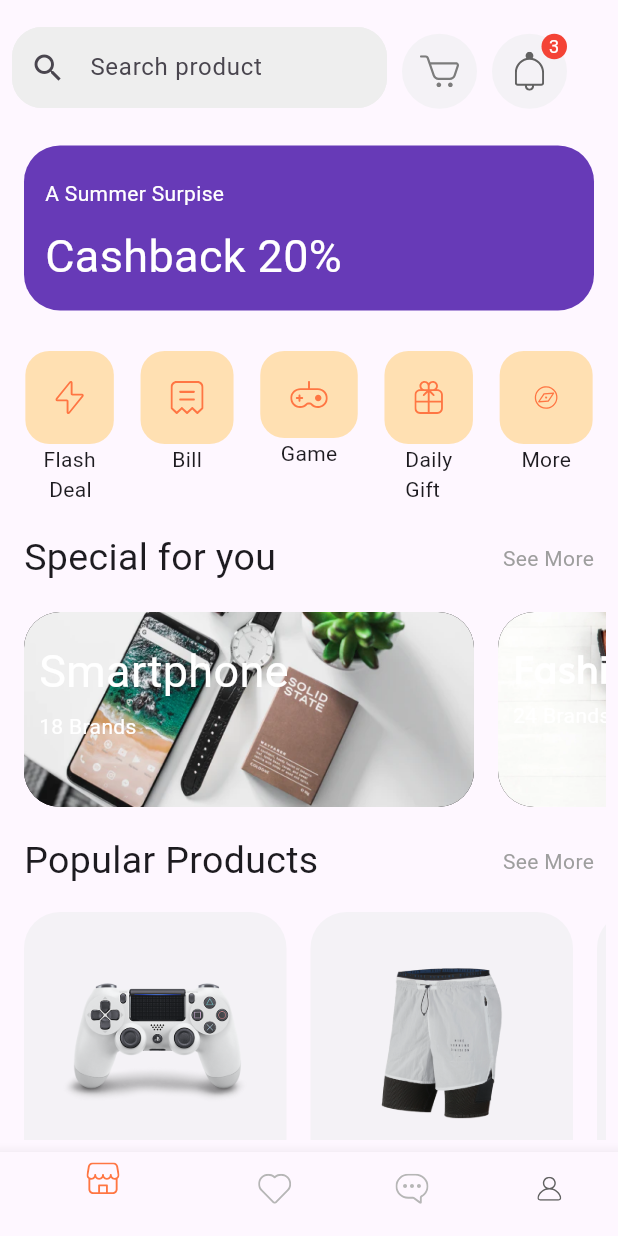
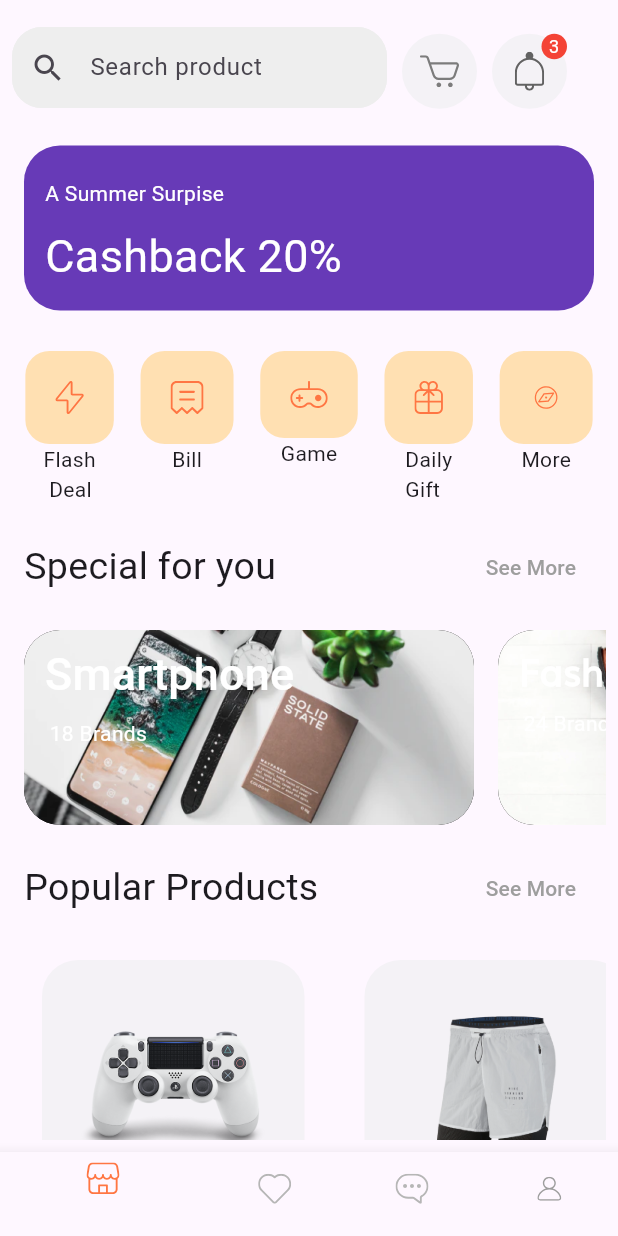
Before and after one commit to ahmadkarazou/ecommars_app, a Flutter app: the HomePageScreen screen opened directly, on a phone screen of 412 x 824 dp. Run offline on Flutter 3.47's test engine with Material 2 defaults, Android fonts, the phone set to English and light mode, and no system bars; our stand-ins replace flutter_svg, smooth_page_indicator.

Commit message:
comblet home Screen

```diff
--- a/lib/Screens/home_page_screen.dart
+++ b/lib/Screens/home_page_screen.dart
@@ -25,7 +25,7 @@ class _HomePageScreenState extends State<HomePageScreen> {
                 icon: SvgPicture.asset('assets/icons/Chat bubble Icon.svg'),
                 label: ''),
             BottomNavigationBarItem(
-                icon: SvgPicture.asset('assets/icons/User.svg'), label: ''),
+                icon: SvgPicture.asset('assets/icons/User.svg',color: Colors.grey,), label: ''),
           ],
         ),
         body: Padding(
@@ -83,7 +83,7 @@ class _HomePageScreenState extends State<HomePageScreen> {
                           child: SvgPicture.asset('assets/icons/Bell.svg'),
                         ),
                         Positioned(
-                            left:33,
+                            left: 33,
                             child: Container(
                               width: 17,
                               height: 17,
@@ -226,7 +226,7 @@ class _HomePageScreenState extends State<HomePageScreen> {
                   ],
                 ),
                 const SizedBox(height: 10),
-                const Padding(
+                Padding(
                   padding: EdgeInsets.all(8.0),
                   child: Row(
                     mainAxisAlignment: MainAxisAlignment.spaceBetween,
@@ -235,9 +235,12 @@ class _HomePageScreenState extends State<HomePageScreen> {
                         'Special for you',
                         style: TextStyle(fontSize: 25),
                       ),
-                      Text(
+                      TextButton(
+                        onPressed: () {},
+                        child: Text(
                           'See More',
                           style: TextStyle(color: Colors.grey),
+                        ),
                       ),
                     ],
                   ),
@@ -265,28 +268,33 @@ class _HomePageScreenState extends State<HomePageScreen> {
                             height: 130,
                             width: 300,
                           ),
-                          const Padding(
-                            padding: EdgeInsets.all(18.0),
-                            child: Column(
+                          Column(
                             crossAxisAlignment: CrossAxisAlignment.start,
                             children: [
-                                Text(
+                              Padding(
+                                padding: const EdgeInsets.only(left: 10.0),
+                                child: TextButton(
+                                  onPressed: () {},
+                                  child: Text(
                                     'Smartphone',
                                     style: TextStyle(
                                       color: Colors.white,
                                       fontSize: 30,
                                     ),
                                   ),
-                                SizedBox(height: 5),
-                                Text(
+                                ),
+                              ),
+                              Padding(
+                                padding: const EdgeInsets.only(left: 25),
+                                child: Text(
                                   '18 Brands',
                                   style: TextStyle(
                                     color: Colors.white,
                                     fontSize: 14,
                                   ),
                                 ),
+                              ),
                             ],
-                            ),
                           )
                         ],
                       ),
@@ -309,12 +317,14 @@ class _HomePageScreenState extends State<HomePageScreen> {
                             height: 130,
                             width: 300,
                           ),
-                          const Padding(
-                            padding: EdgeInsets.all(18.0),
-                            child: Column(
+                          Column(
                             crossAxisAlignment: CrossAxisAlignment.start,
                             children: [
-                                Text(
+                              Padding(
+                                padding: const EdgeInsets.only(left: 10.0),
+                                child: TextButton(
+                                  onPressed: () {},
+                                  child: Text(
                                     'Fashion',
                                     style: TextStyle(
                                         color: Colors.white,
@@ -322,16 +332,19 @@ class _HomePageScreenState extends State<HomePageScreen> {
                                         fontFamily: 'Muli',
                                         fontWeight: FontWeight.bold),
                                   ),
-                                SizedBox(height: 5),
-                                Text(
+                                ),
+                              ),
+                              Padding(
+                                padding: const EdgeInsets.only(left: 25.0),
+                                child: Text(
                                   '24 Brands',
                                   style: TextStyle(
                                     color: Colors.white,
                                     fontSize: 14,
                                   ),
                                 ),
+                              ),
                             ],
-                            ),
                           )
                         ],
                       ),
@@ -339,7 +352,7 @@ class _HomePageScreenState extends State<HomePageScreen> {
                   ),
                 ),
                 const SizedBox(height: 10),
-                const Padding(
+                Padding(
                   padding: EdgeInsets.all(8.0),
                   child: Row(
                     mainAxisAlignment: MainAxisAlignment.spaceBetween,
@@ -348,9 +361,12 @@ class _HomePageScreenState extends State<HomePageScreen> {
                         'Popular Products',
                         style: TextStyle(fontSize: 25),
                       ),
-                      Text(
+                      TextButton(
+                        onPressed: () {},
+                        child: Text(
                           'See More',
                           style: TextStyle(color: Colors.grey),
+                        ),
                       ),
                     ],
                   ),
@@ -359,7 +375,9 @@ class _HomePageScreenState extends State<HomePageScreen> {
                   scrollDirection: Axis.horizontal,
                   child: Row(
                     children: [
-                      Column(
+                      TextButton(
+                        onPressed: () {},
+                        child: Column(
                           children: [
                             Padding(
                               padding: const EdgeInsets.all(8.0),
@@ -434,7 +452,10 @@ class _HomePageScreenState extends State<HomePageScreen> {
                             )
                           ],
                         ),
-                      Column(
+                      ),
+                      TextButton(
+                        onPressed: () {  },
+                        child: Column(
                           children: [
                             Padding(
                               padding: const EdgeInsets.all(8.0),
@@ -508,7 +529,10 @@ class _HomePageScreenState extends State<HomePageScreen> {
                             )
                           ],
                         ),
-                      Column(
+                      ),
+                      TextButton(
+                        onPressed: () {  },
+                        child: Column(
                           children: [
                             Padding(
                               padding: const EdgeInsets.all(8.0),
@@ -582,6 +606,7 @@ class _HomePageScreenState extends State<HomePageScreen> {
                             )
                           ],
                         ),
+                      ),
                     ],
                   ),
                 ),
```
Lines whose indentation alone changed are shown as unchanged.
